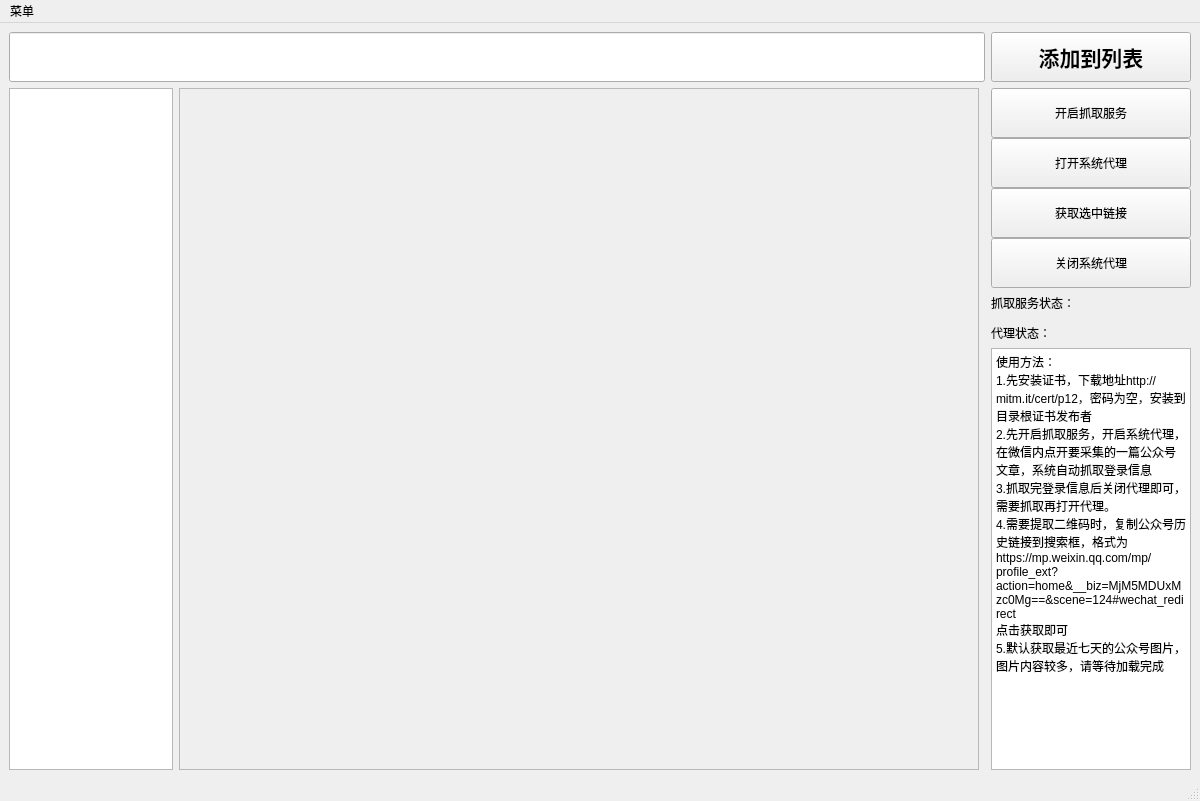
Before: the Qt Designer form umeng.ui in vst212/pk10, drawn with Qt 5.
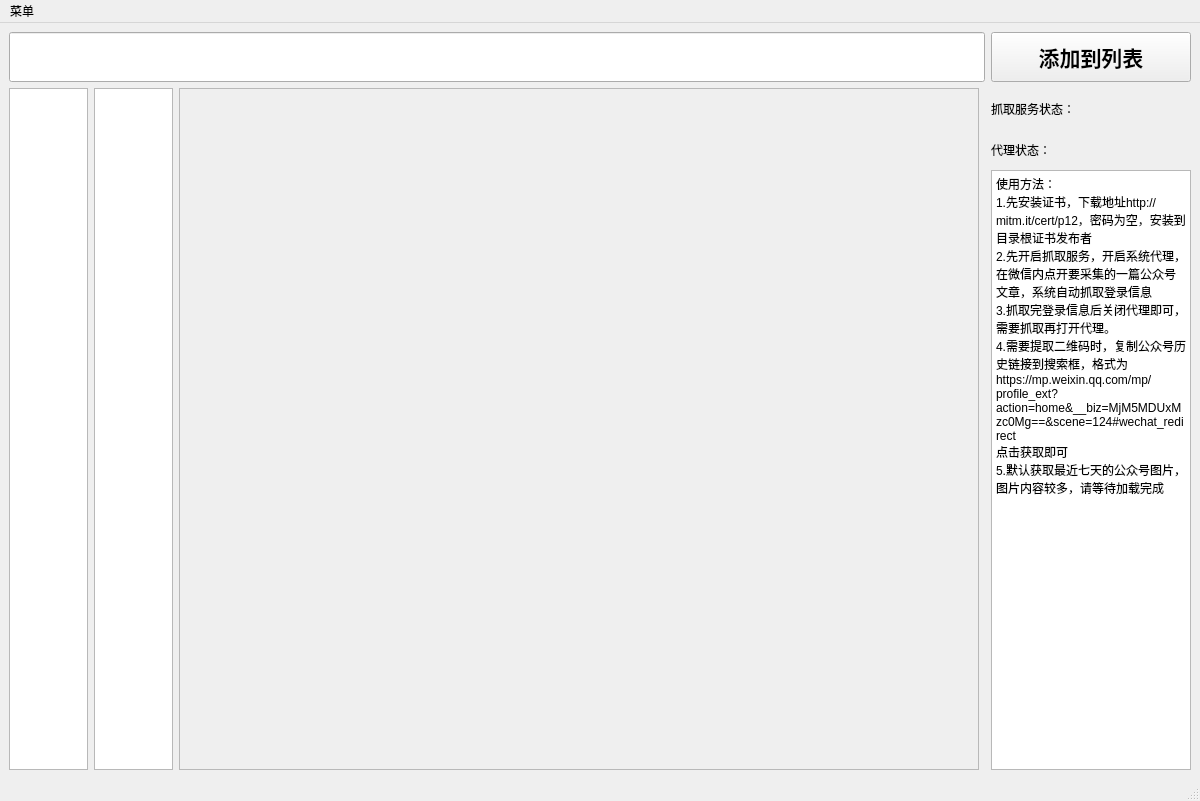
After: the same form once the commit is applied.

Patch:
```diff
--- a/umeng.ui
+++ b/umeng.ui
@@ -18,17 +18,7 @@
   </property>
   <widget class="QWidget" name="centralwidget">
    <layout class="QGridLayout" name="gridLayout_2">
-    <item row="0" column="0" colspan="4">
-     <widget class="QLineEdit" name="lineEdit">
-      <property name="minimumSize">
-       <size>
-        <width>0</width>
-        <height>50</height>
-       </size>
-      </property>
-     </widget>
-    </item>
-    <item row="0" column="4">
+    <item row="0" column="8">
      <widget class="QPushButton" name="pushButton">
       <property name="minimumSize">
        <size>
@@ -61,7 +51,7 @@
       </property>
      </widget>
     </item>
-    <item row="1" column="2">
+    <item row="1" column="6">
      <widget class="QScrollArea" name="scrollArea">
       <property name="minimumSize">
        <size>
@@ -90,7 +80,17 @@
       </widget>
      </widget>
     </item>
-    <item row="1" column="4">
+    <item row="0" column="2" colspan="6">
+     <widget class="QLineEdit" name="lineEdit">
+      <property name="minimumSize">
+       <size>
+        <width>0</width>
+        <height>50</height>
+       </size>
+      </property>
+     </widget>
+    </item>
+    <item row="1" column="8">
      <layout class="QVBoxLayout" name="verticalLayout">
       <property name="spacing">
        <number>0</number>
@@ -98,76 +98,6 @@
       <property name="sizeConstraint">
        <enum>QLayout::SetMinAndMaxSize</enum>
       </property>
-      <item>
-       <widget class="QPushButton" name="pushButton_2">
-        <property name="minimumSize">
-         <size>
-          <width>0</width>
-          <height>50</height>
-         </size>
-        </property>
-        <property name="maximumSize">
-         <size>
-          <width>16777215</width>
-          <height>50</height>
-         </size>
-        </property>
-        <property name="text">
-         <string>开启抓取服务</string>
-        </property>
-       </widget>
-      </item>
-      <item>
-       <widget class="QPushButton" name="pushButton_3">
-        <property name="minimumSize">
-         <size>
-          <width>0</width>
-          <height>50</height>
-         </size>
-        </property>
-        <property name="maximumSize">
-         <size>
-          <width>16777215</width>
-          <height>50</height>
-         </size>
-        </property>
-        <property name="text">
-         <string>打开系统代理</string>
-        </property>
-       </widget>
-      </item>
-      <item>
-       <widget class="QPushButton" name="pushButton_5">
-        <property name="minimumSize">
-         <size>
-          <width>0</width>
-          <height>50</height>
-         </size>
-        </property>
-        <property name="text">
-         <string>获取选中链接</string>
-        </property>
-       </widget>
-      </item>
-      <item>
-       <widget class="QPushButton" name="pushButton_4">
-        <property name="minimumSize">
-         <size>
-          <width>0</width>
-          <height>50</height>
-         </size>
-        </property>
-        <property name="maximumSize">
-         <size>
-          <width>16777215</width>
-          <height>50</height>
-         </size>
-        </property>
-        <property name="text">
-         <string>关闭系统代理</string>
-        </property>
-       </widget>
-      </item>
       <item>
        <widget class="QLabel" name="label_2">
         <property name="minimumSize">
@@ -220,7 +150,10 @@
       </item>
      </layout>
     </item>
-    <item row="1" column="0" colspan="2">
+    <item row="1" column="2" colspan="2">
+     <widget class="QListWidget" name="listWidget_2"/>
+    </item>
+    <item row="1" column="4" colspan="2">
      <widget class="QListWidget" name="listWidget"/>
     </item>
    </layout>
```
